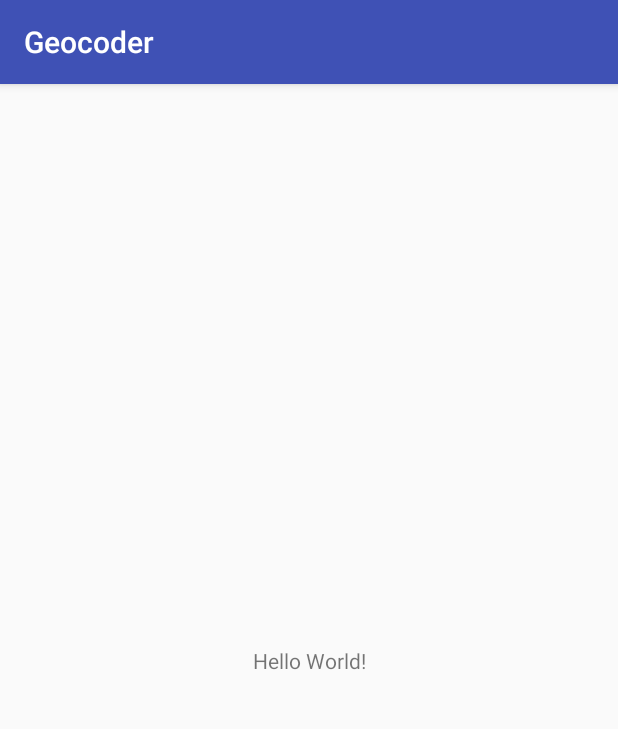
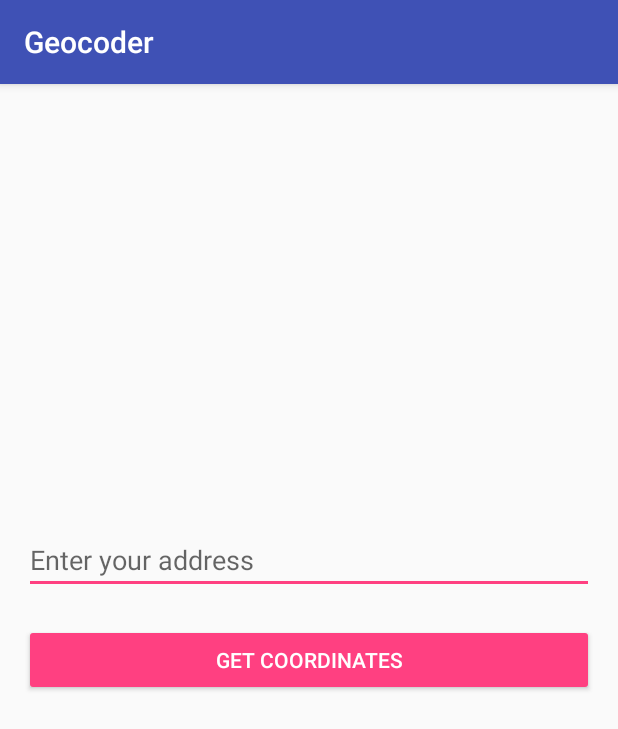
Before and after one commit to Prawal-Sharma/Geocoder, an Android app: the screen it shows after launch (MainActivity), on a phone screen of 412 x 824 dp. Shown: the top 729 px of the screen. Run offline under Robolectric (Android 15) with nearby library versions, the phone set to English and light mode, and no system bars.

Commit message:
Finished implementation to get the lat and long coordinates

```diff
--- a/app/src/main/res/layout/activity_main.xml
+++ b/app/src/main/res/layout/activity_main.xml
@@ -1,19 +1,38 @@
 <?xml version="1.0" encoding="utf-8"?>
-<android.support.constraint.ConstraintLayout
-    xmlns:android="http://schemas.android.com/apk/res/android"
+<RelativeLayout xmlns:android="http://schemas.android.com/apk/res/android"
     xmlns:tools="http://schemas.android.com/tools"
-    xmlns:app="http://schemas.android.com/apk/res-auto"
+    android:id="@+id/activity_main"
     android:layout_width="match_parent"
     android:layout_height="match_parent"
+    android:paddingBottom="16dp"
+    android:paddingLeft="16dp"
+    android:paddingRight="16dp"
+    android:paddingTop="16dp"
     tools:context="com.example.prawalsharma.geocoder.MainActivity">
 
+
+    <EditText
+        android:id="@+id/edtAddress"
+        android:hint="Enter your address"
+        android:layout_above="@+id/btnShowCoordinates"
+        android:layout_marginBottom="20dp"
+        android:layout_width="match_parent"
+        android:layout_height="wrap_content" />
+
+    <Button
+        style="@style/Widget.AppCompat.Button.Colored"
+        android:id="@+id/btnShowCoordinates"
+        android:layout_centerInParent="true"
+        android:text="Get Coordinates"
+        android:layout_width="match_parent"
+        android:layout_height="wrap_content" />
+
     <TextView
+        android:id="@+id/txtCoordinates"
+        android:textSize="40px"
+        android:layout_below="@id/btnShowCoordinates"
+        android:layout_marginTop="20dp"
+        android:layout_centerInParent="true"
         android:layout_width="wrap_content"
-        android:layout_height="wrap_content"
-        android:text="Hello World!"
-        app:layout_constraintBottom_toBottomOf="parent"
-        app:layout_constraintLeft_toLeftOf="parent"
-        app:layout_constraintRight_toRightOf="parent"
-        app:layout_constraintTop_toTopOf="parent" />
-
-</android.support.constraint.ConstraintLayout>
+        android:layout_height="wrap_content" />
+</RelativeLayout>
```
Also changed, not shown: app/src/main/AndroidManifest.xml (+7 -0 lines), app/src/main/java/com/example/prawalsharma/geocoder/HttpDataHandler.java (added, +53 -0 lines), app/src/main/java/com/example/prawalsharma/geocoder/MainActivity.java (+77 -0 lines).
